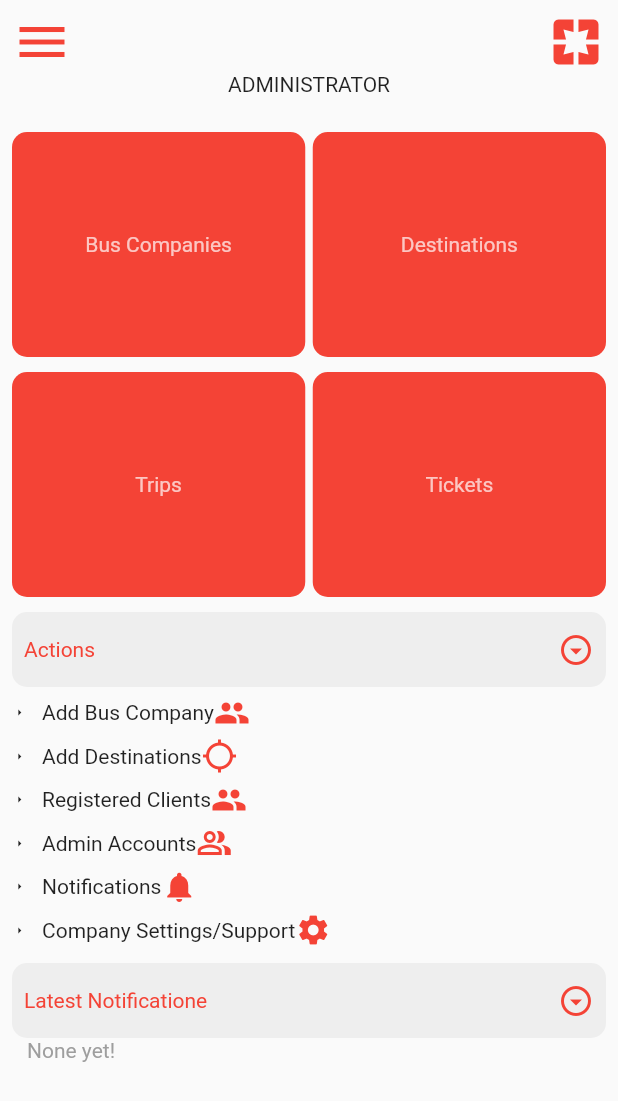
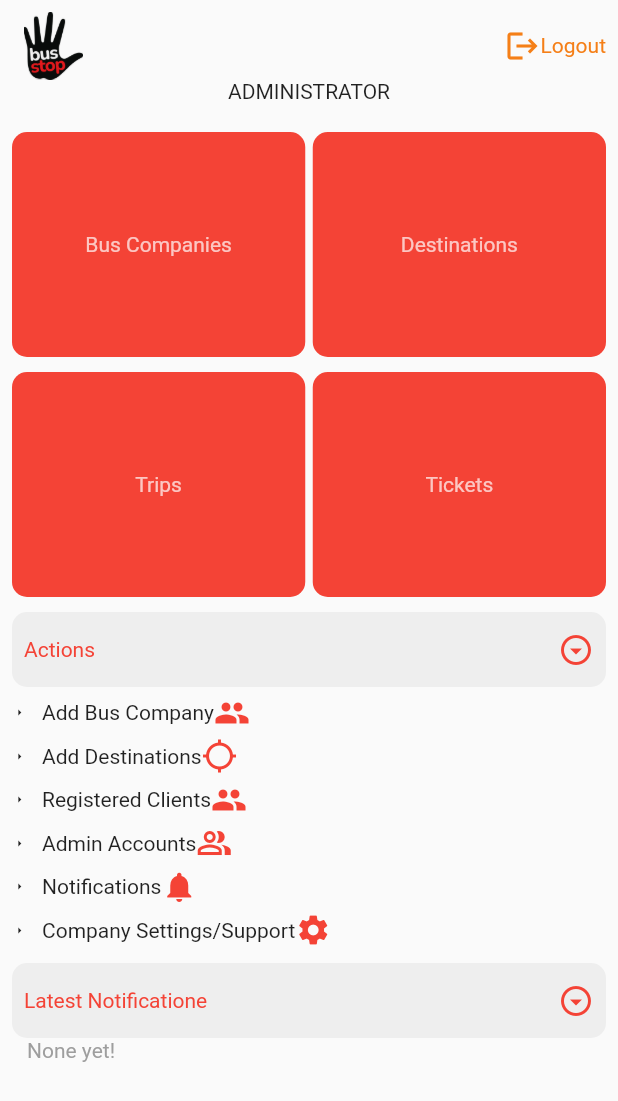
Before and after one commit to Mariko-eng/bus_stop_admin, a Flutter app: the DashboardSuperAdmin screen opened directly, on a phone screen of 412 x 824 dp. Shown: the top 1101 px of the screen. Run offline on Flutter 3.47's test engine with Material 2 defaults, Android fonts, the phone set to English and light mode, and no system bars; our stand-ins replace cloud_firestore, curved_navigation_bar, dotted_line, email_validator, firebase_auth, firebase_core and 5 more; missing offline and left inert: flutter_cupertino_datetime_picker, flutter_google_places_hoc081098, google_maps_webservice, qr_code_scanner; accounts and stored records are empty; project files that could hold a hidden picture were left out.

Commit message:
First Try Upload

```diff
--- a/lib/main.dart
+++ b/lib/main.dart
@@ -1,7 +1,6 @@
 import 'package:bus_stop_develop_admin/controllers/authProvider.dart';
 import 'package:bus_stop_develop_admin/controllers/locProvider.dart';
 import 'package:bus_stop_develop_admin/views/auth/wrapper.dart';
-import 'package:bus_stop_develop_admin/views/welcome/initial.dart';
 import 'package:firebase_core/firebase_core.dart';
 import 'package:flutter/material.dart';
 import 'package:get/get.dart';
--- a/lib/views/pages/HomeBusAdmin.dart
+++ b/lib/views/pages/HomeBusAdmin.dart
@@ -6,10 +6,6 @@ import 'package:bus_stop_develop_admin/views/pages/busAdmin/main/BusCompanyProfi
 import 'package:bus_stop_develop_admin/views/pages/busAdmin/BusParkLocations.dart';
 import 'package:bus_stop_develop_admin/views/pages/busAdmin/TicketNumberVerify.dart';
 import 'package:bus_stop_develop_admin/views/pages/busAdmin/main/TicketScanVerify.dart';
-import 'package:bus_stop_develop_admin/views/pages/busAdmin/TicketsList.dart';
-import 'package:bus_stop_develop_admin/views/pages/busAdmin/TripNew.dart';
-import 'package:bus_stop_develop_admin/views/pages/busAdmin/TripsList.dart';
-import 'package:firebase_auth/firebase_auth.dart';
 import 'package:flutter/material.dart';
 import 'package:get/get.dart';
 
--- a/lib/views/pages/dashboardSuperAdmin.dart
+++ b/lib/views/pages/dashboardSuperAdmin.dart
@@ -7,6 +7,7 @@ import 'package:bus_stop_develop_admin/views/pages/superAdmin/AllTickets.dart';
 import 'package:bus_stop_develop_admin/views/pages/superAdmin/AllTrips.dart';
 import 'package:bus_stop_develop_admin/views/pages/superAdmin/SettingsScreen.dart';
 import 'package:bus_stop_develop_admin/views/pages/superAdmin/bus_company/BusCompanyList.dart';
+import 'package:firebase_auth/firebase_auth.dart';
 import 'package:flutter/material.dart';
 import 'package:get/get.dart';
 
@@ -31,14 +32,26 @@ class _DashboardSuperAdminState extends State<DashboardSuperAdmin> {
               children: [
                 Row(
                   mainAxisAlignment: MainAxisAlignment.spaceBetween,
-                  children: const [
-                    Icon(Icons.menu,
-                      color:Colors.red,
-                      size: 40,
-                    ),
-                    Icon(Icons.pages,
-                      color:Colors.red,
-                      size: 40,
+                  children: [
+                    Container(
+                        width:55,height:45,
+                        child: Image.asset("assets/images/image6.png")),
+                    GestureDetector(
+                      onTap: (){
+                        FirebaseAuth.instance.signOut();
+                      },
+                      child: Row(
+                        children: [
+                          Icon(Icons.logout,
+                              color: Colors.yellow[900]
+                          ),
+                          Text("Logout",
+                            style: TextStyle(
+                                color: Colors.yellow[900]
+                            ),
+                          )
+                        ],
+                      ),
                     )
                   ],
                 ),
--- a/pubspec.yaml
+++ b/pubspec.yaml
@@ -15,7 +15,7 @@ publish_to: 'none' # Remove this line if you wish to publish to pub.dev
 # In iOS, build-name is used as CFBundleShortVersionString while build-number used as CFBundleVersion.
 # Read more about iOS versioning at
 # https://developer.apple.com/library/archive/documentation/General/Reference/InfoPlistKeyReference/Articles/CoreFoundationKeys.html
-version: 1.0.0+2
+version: 1.0.0+3
 
 environment:
   sdk: ">=2.7.2 <3.0.0"
```
Also changed, not shown: lib/views/pages/busAdmin/TicketsList.dart (deleted, +0 -121 lines), lib/views/pages/superAdmin/bus_company/BusCompanyDestinationsViewEdit.dart (+1 -49 lines), lib/views/pages/superAdmin/bus_company/BusCompanyList.dart (+10 -0 lines), lib/views/pages/superAdmin/bus_company/BusCompanyViewEdit.dart (added, +176 -0 lines), 1 other file.
